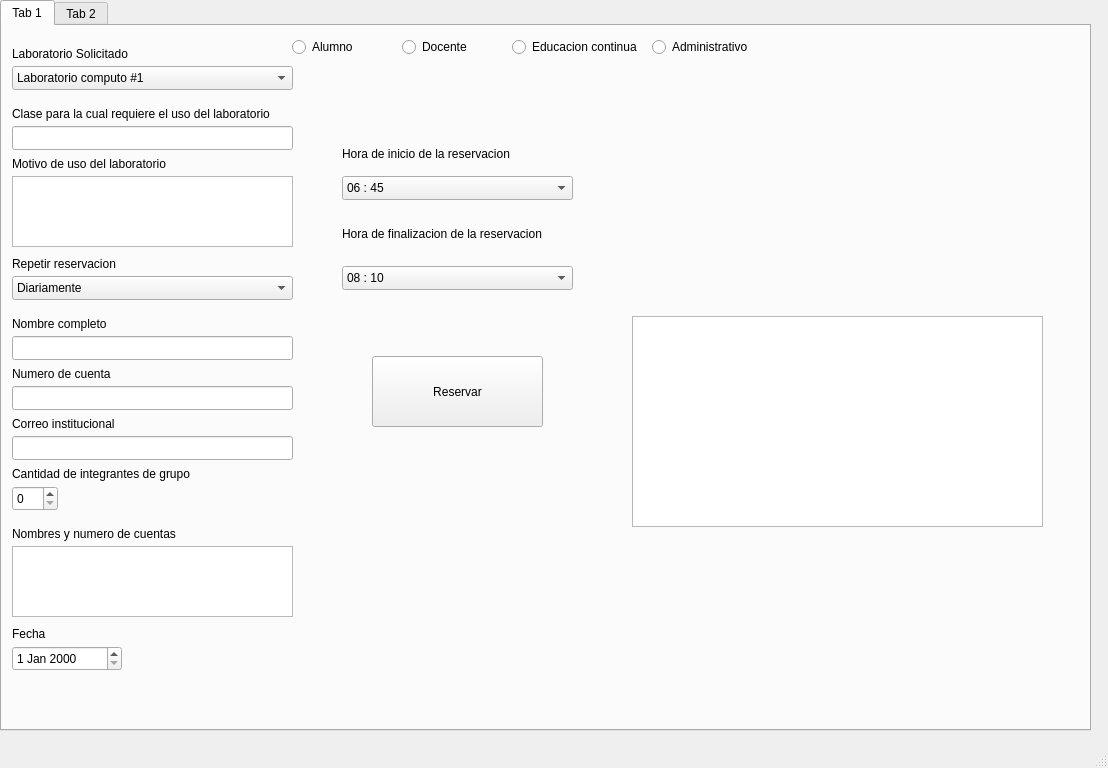
Above: Proyecto_Lab/cframe.ui from DavidZelaya12/Proyecto_lab_Progra_III before the change. Below: the same form after it.
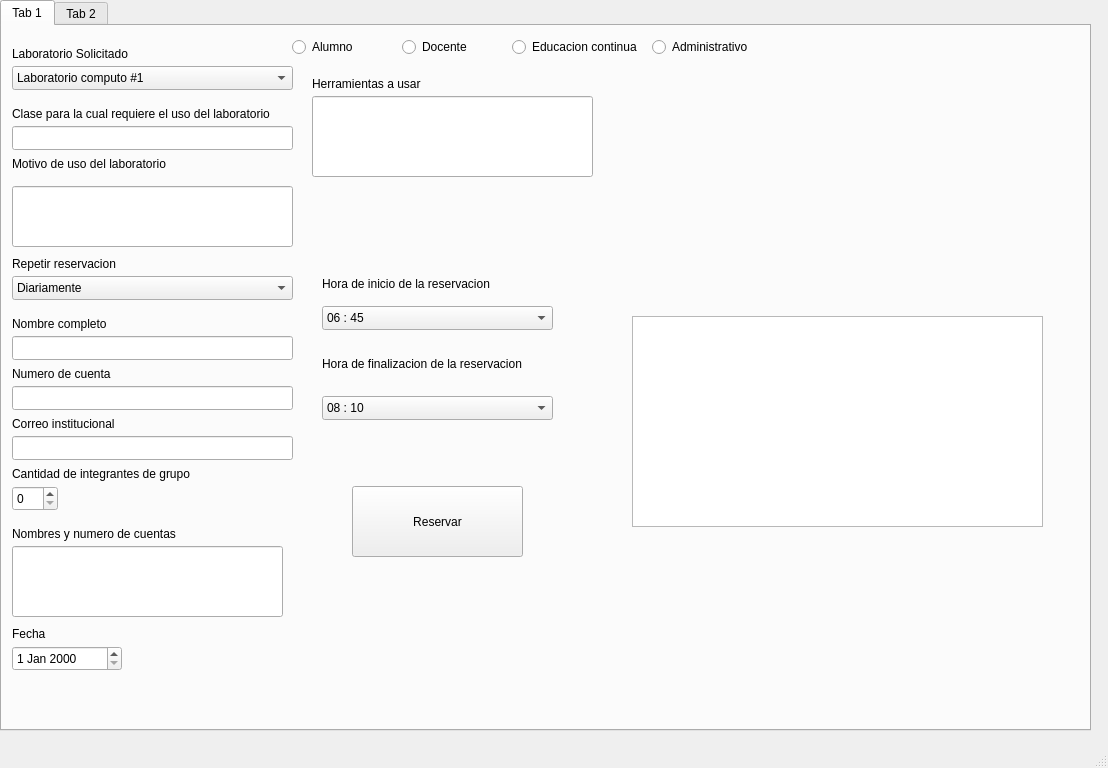
That is the form after the change.

Diff of the .ui file:
```diff
--- a/Proyecto_Lab/cframe.ui
+++ b/Proyecto_Lab/cframe.ui
@@ -199,16 +199,6 @@
        <string>Motivo de uso del laboratorio</string>
       </property>
      </widget>
-     <widget class="QPlainTextEdit" name="plainTextEdit">
-      <property name="geometry">
-       <rect>
-        <x>10</x>
-        <y>150</y>
-        <width>281</width>
-        <height>71</height>
-       </rect>
-      </property>
-     </widget>
      <widget class="QRadioButton" name="docente">
       <property name="geometry">
        <rect>
@@ -386,16 +376,6 @@
        <string>Cantidad de integrantes de grupo</string>
       </property>
      </widget>
-     <widget class="QPlainTextEdit" name="cuentas">
-      <property name="geometry">
-       <rect>
-        <x>10</x>
-        <y>520</y>
-        <width>281</width>
-        <height>71</height>
-       </rect>
-      </property>
-     </widget>
      <widget class="QLabel" name="label_9">
       <property name="geometry">
        <rect>
@@ -425,8 +405,8 @@
      <widget class="QComboBox" name="hora_inicio">
       <property name="geometry">
        <rect>
-        <x>340</x>
-        <y>150</y>
+        <x>320</x>
+        <y>280</y>
         <width>231</width>
         <height>24</height>
        </rect>
@@ -480,8 +460,8 @@
      <widget class="QLabel" name="label_11">
       <property name="geometry">
        <rect>
-        <x>340</x>
-        <y>120</y>
+        <x>320</x>
+        <y>250</y>
         <width>221</width>
         <height>16</height>
        </rect>
@@ -493,8 +473,8 @@
      <widget class="QLabel" name="label_12">
       <property name="geometry">
        <rect>
-        <x>340</x>
-        <y>200</y>
+        <x>320</x>
+        <y>330</y>
         <width>241</width>
         <height>16</height>
        </rect>
@@ -506,8 +486,8 @@
      <widget class="QComboBox" name="hora_final">
       <property name="geometry">
        <rect>
-        <x>340</x>
-        <y>240</y>
+        <x>320</x>
+        <y>370</y>
         <width>231</width>
         <height>24</height>
        </rect>
@@ -561,8 +541,8 @@
      <widget class="QPushButton" name="reservar">
       <property name="geometry">
        <rect>
-        <x>370</x>
-        <y>330</y>
+        <x>350</x>
+        <y>460</y>
         <width>171</width>
         <height>71</height>
        </rect>
@@ -581,6 +561,49 @@
        </rect>
       </property>
      </widget>
+     <widget class="QLineEdit" name="motivo">
+      <property name="geometry">
+       <rect>
+        <x>10</x>
+        <y>160</y>
+        <width>281</width>
+        <height>61</height>
+       </rect>
+      </property>
+     </widget>
+     <widget class="QLabel" name="label_25">
+      <property name="geometry">
+       <rect>
+        <x>310</x>
+        <y>50</y>
+        <width>291</width>
+        <height>16</height>
+       </rect>
+      </property>
+      <property name="text">
+       <string>Herramientas a usar</string>
+      </property>
+     </widget>
+     <widget class="QLineEdit" name="cuentas">
+      <property name="geometry">
+       <rect>
+        <x>10</x>
+        <y>520</y>
+        <width>271</width>
+        <height>71</height>
+       </rect>
+      </property>
+     </widget>
+     <widget class="QLineEdit" name="herramientas">
+      <property name="geometry">
+       <rect>
+        <x>310</x>
+        <y>70</y>
+        <width>281</width>
+        <height>81</height>
+       </rect>
+      </property>
+     </widget>
     </widget>
     <widget class="QWidget" name="tab_2">
      <attribute name="title">
```
Left out of the diff: 2 changed lines with no effect on the pictures.
